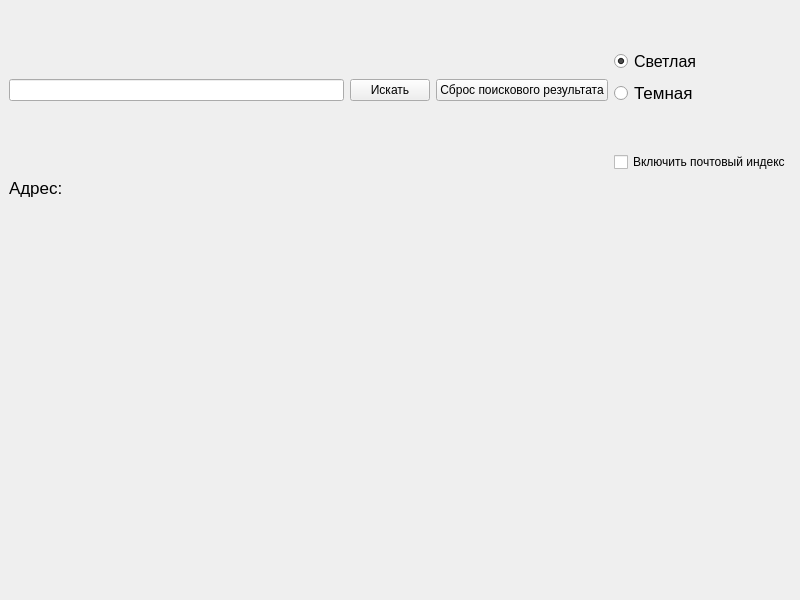
The window that wind.ui (Dmitry123654789/BigTaskByYandexAPI) describes before a commit, drawn with Qt 5.
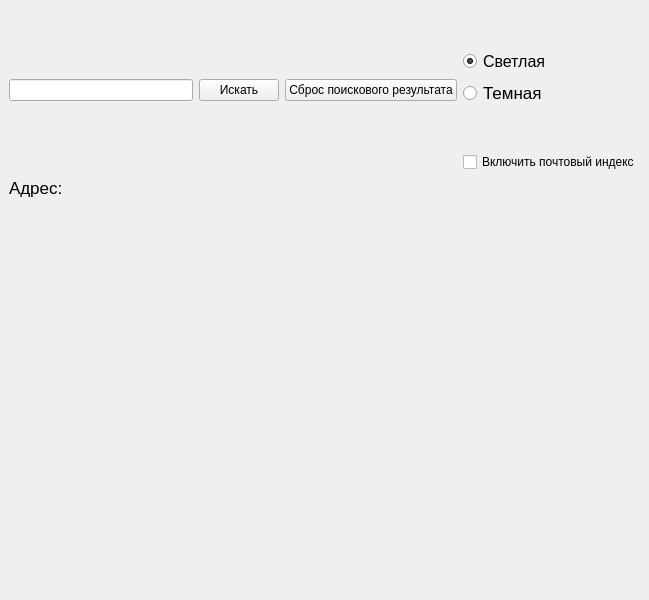
The same window after the commit.

Diff of the .ui file:
```diff
--- a/wind.ui
+++ b/wind.ui
@@ -6,10 +6,16 @@
    <rect>
     <x>0</x>
     <y>0</y>
-    <width>800</width>
+    <width>649</width>
     <height>600</height>
    </rect>
   </property>
+  <property name="minimumSize">
+   <size>
+    <width>649</width>
+    <height>600</height>
+   </size>
+  </property>
   <property name="windowTitle">
    <string>MainWindow</string>
   </property>
@@ -139,6 +145,18 @@
     </item>
     <item>
      <widget class="QLabel" name="label_map">
+      <property name="minimumSize">
+       <size>
+        <width>256</width>
+        <height>256</height>
+       </size>
+      </property>
+      <property name="maximumSize">
+       <size>
+        <width>600</width>
+        <height>450</height>
+       </size>
+      </property>
       <property name="text">
        <string/>
       </property>
```
